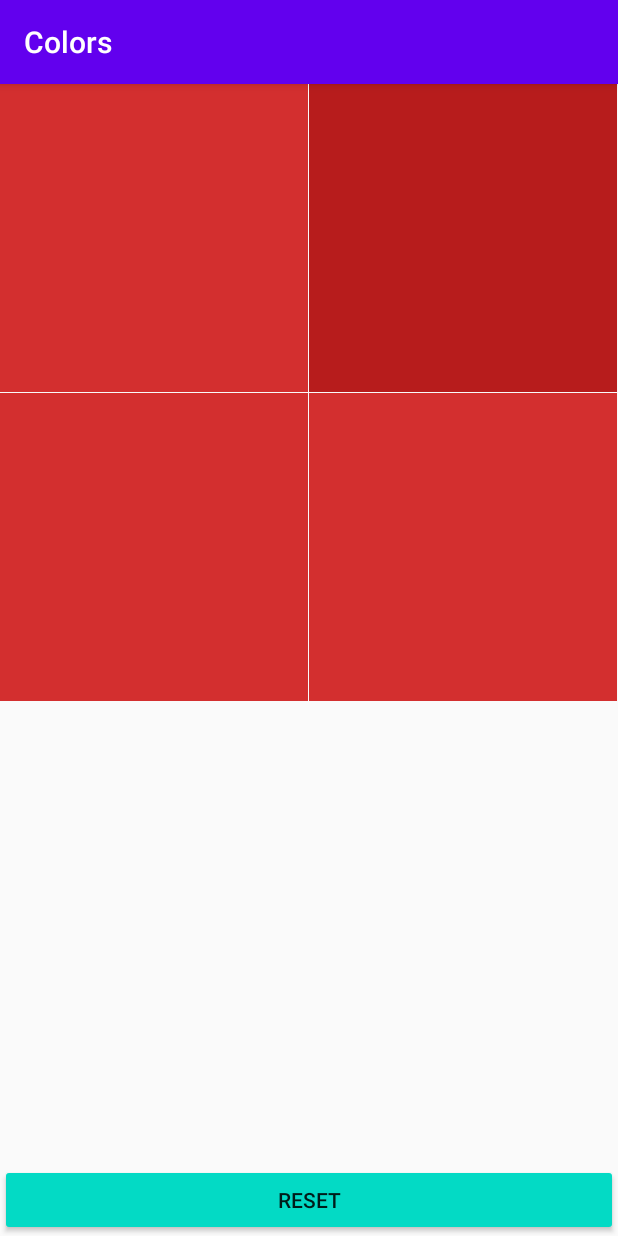
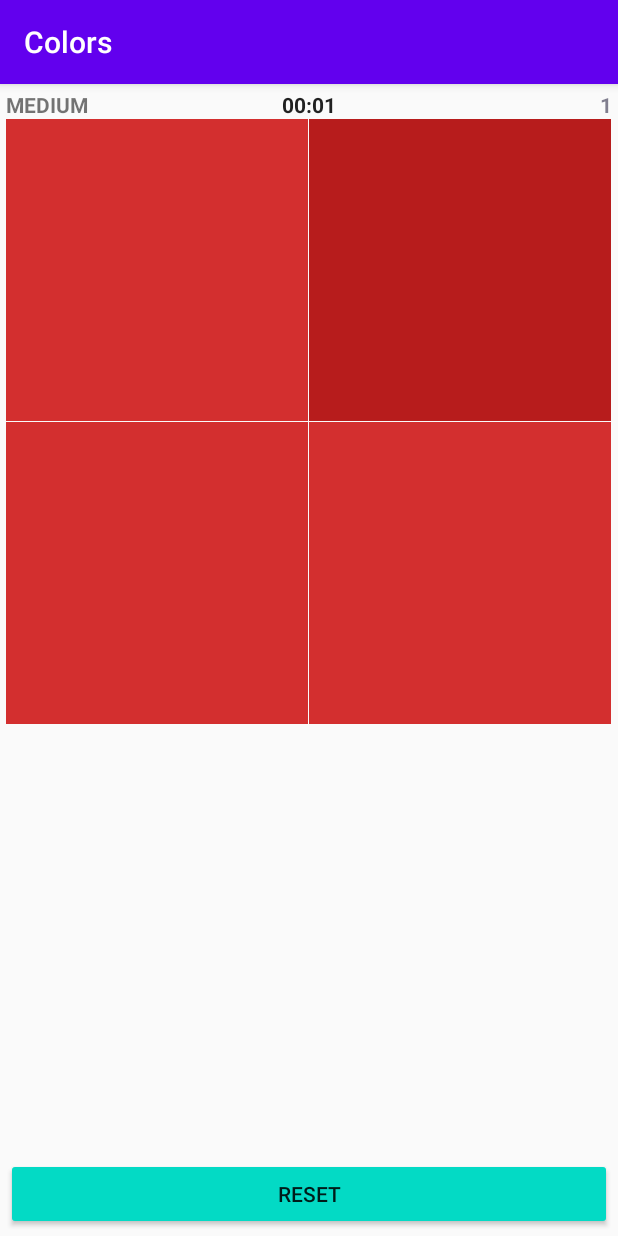
Before and after one commit to kim-iths/App1, an Android app: the screen it shows after launch (MainActivity), after a tap on an icon or button, on a phone screen of 412 x 824 dp. Run offline under Robolectric (Android 15) with nearby library versions, the phone set to English and light mode, and no system bars; 1 other tap on this screen came first.

```diff
--- a/app/src/main/java/com/example/app1/ButtonAdapter.kt
+++ b/app/src/main/java/com/example/app1/ButtonAdapter.kt
@@ -7,6 +7,7 @@ import android.view.View
 import android.view.ViewGroup
 import android.widget.BaseAdapter
 import android.widget.Button
+import androidx.recyclerview.widget.RecyclerView
 
 class ButtonAdapter(val context: Context, var listButtons: MutableList<ColorButton>): BaseAdapter() {
 
@@ -23,6 +24,7 @@ class ButtonAdapter(val context: Context, var listButtons: MutableList<ColorButt
         rowView.setBackgroundColor(context.resources.getColor(listButtons[p0].color))
         return rowView
     }
+
 }
 
 class ColorButton(var color: Int){
--- a/app/src/main/java/com/example/app1/MainActivity.kt
+++ b/app/src/main/java/com/example/app1/MainActivity.kt
@@ -1,30 +1,25 @@
 package com.example.app1
 
-import android.app.ActionBar
-import android.graphics.Color
-import android.graphics.drawable.ColorDrawable
-import android.opengl.Visibility
 import androidx.appcompat.app.AppCompatActivity
 import android.os.Bundle
-import android.util.AttributeSet
-import android.util.DisplayMetrics
-import android.util.Log
-import android.view.View
-import android.view.ViewGroup
+import android.os.CountDownTimer
+import android.os.SystemClock
 import android.widget.*
-import androidx.core.view.get
 import kotlinx.android.synthetic.main.activity_main.*
 import kotlin.random.Random
 
 class MainActivity : AppCompatActivity() {
     lateinit var grid: GridView
     lateinit var adapter: ButtonAdapter
+    lateinit var scoreTextView: TextView
+    lateinit var timerTextView: Chronometer
     var amountToAdd = 3
     var random = 0
     var round = 1
     var colorDark = 0
     var colorMedium = 0
     var colorLight = 0
+    var timerActive = false
 
     lateinit var buttonList: MutableList<ColorButton>
 
@@ -35,6 +30,8 @@ class MainActivity : AppCompatActivity() {
         val resetButton = findViewById<Button>(R.id.buttonReset)
         val startText = findViewById<TextView>(R.id.textViewStart)
         grid = findViewById(R.id.grid)
+        scoreTextView = findViewById(R.id.textViewScore)
+        timerTextView = findViewById(R.id.textViewTimer)
 
         buttonList = mutableListOf()
 
@@ -47,9 +44,15 @@ class MainActivity : AppCompatActivity() {
 
         grid.setOnItemClickListener { adapterView, view, i, l ->
             if(startText.visibility == TextView.VISIBLE) startText.visibility = TextView.GONE
+            if(round == 1){
+                textViewTimer.base = SystemClock.elapsedRealtime()
+                timerTextView.start()
+                timerActive = true
+            }
 
             if(i == random){
-                Log.e("!!!", "$i")
+                //Log.e("!!!", "$i")
+                scoreTextView.text = round.toString()
                 ++grid.numColumns
                 round += 1
                 nextRound(round)
@@ -63,19 +66,15 @@ class MainActivity : AppCompatActivity() {
     fun nextRound(count: Int) {
         buttonList[random].color = colorMedium
 
-        for (i in 1..amountToAdd) {
-            buttonList.add(ColorButton(colorMedium))
-        }
+        for (i in 1..amountToAdd) buttonList.add(ColorButton(colorMedium))
 
         random = Random.nextInt(0, (count) * (count))
-        Log.e("!!!", "count: $count, random: $random")
         buttonList[random].color = colorDark
         adapter.notifyDataSetChanged()
         amountToAdd += 2
     }
 
     fun reset(){
-
         when(Random.nextInt(0,5)){
             0 -> {
                 colorDark = R.color.colorScheme1Dark
@@ -104,18 +103,35 @@ class MainActivity : AppCompatActivity() {
             }
         }
 
+        if(timerActive){
+            timerActive = false
+            textViewTimer.base = SystemClock.elapsedRealtime()
+            textViewTimer.stop()
+        }
+
         textViewStart.visibility = TextView.VISIBLE
         grid.numColumns = 1
         round = 1
         amountToAdd = 3
         random = 0
+        scoreTextView.text = "0"
+
         for(i in 0 until buttonList.size)buttonList.removeLast()
         buttonList.add(ColorButton(colorDark))
+        scoreTextView.setTextColor(colorDark)
         adapter.notifyDataSetChanged()
     }
 }
+//TODO("Add sounds")
+//TODO("Add animations/graphics")
+//TODO("User selection? Guest player?")
+//TODO("Game over screen")
 //TODO("Difficulty selection")
 //TODO("In harder difficulties, make the correct button change place after a certain amount of time")
-//TODO("Main menu?")
+//TODO("Main menu")
+
+// Done but cannot be used as as a factor for score
 //TODO("Timer at the top of the screen that starts after pressing the first button")
+
+// Done
 //TODO("Score counter either underneath the grid or next to the timer")
--- a/app/src/main/res/layout/activity_main.xml
+++ b/app/src/main/res/layout/activity_main.xml
@@ -2,12 +2,42 @@
 <RelativeLayout xmlns:android="http://schemas.android.com/apk/res/android"
     xmlns:app="http://schemas.android.com/apk/res-auto"
     xmlns:tools="http://schemas.android.com/tools"
+    android:padding="4dp"
     android:layout_width="match_parent"
     android:layout_height="match_parent"
     android:orientation="vertical"
     tools:context=".MainActivity">
 
+    <TextView
+        android:layout_alignParentStart="true"
+        android:layout_alignParentTop="true"
+        android:textAllCaps="true"
+        android:textStyle="bold"
+        android:text="@string/difficulty_medium"
+        android:id="@+id/textViewDifficulty"
+        android:layout_width="wrap_content"
+        android:layout_height="wrap_content"/>
+
+    <Chronometer
+        android:textStyle="bold"
+        android:id="@+id/textViewTimer"
+        android:text="0.0"
+        android:layout_alignParentTop="true"
+        android:layout_centerHorizontal="true"
+        android:layout_width="wrap_content"
+        android:layout_height="wrap_content"/>
+
+    <TextView
+        android:textStyle="bold"
+        android:text="0"
+        android:layout_alignParentTop="true"
+        android:layout_alignParentEnd="true"
+        android:id="@+id/textViewScore"
+        android:layout_width="wrap_content"
+        android:layout_height="wrap_content"/>
+
     <RelativeLayout
+        android:layout_below="@id/textViewDifficulty"
         android:layout_width="match_parent"
         android:layout_height="wrap_content">
 
--- a/app/src/main/res/values/strings.xml
+++ b/app/src/main/res/values/strings.xml
@@ -2,4 +2,5 @@
     <string name="app_name">Colors</string>
     <string name="toast_game_over">Game over!</string>
     <string name="press_to_start">Press here to start</string>
+    <string name="difficulty_medium">Medium</string>
 </resources>
```
Also changed, not shown: app/src/main/res/drawable/light_yellow.png (deleted), app/src/main/res/drawable/yellow.png (deleted).
